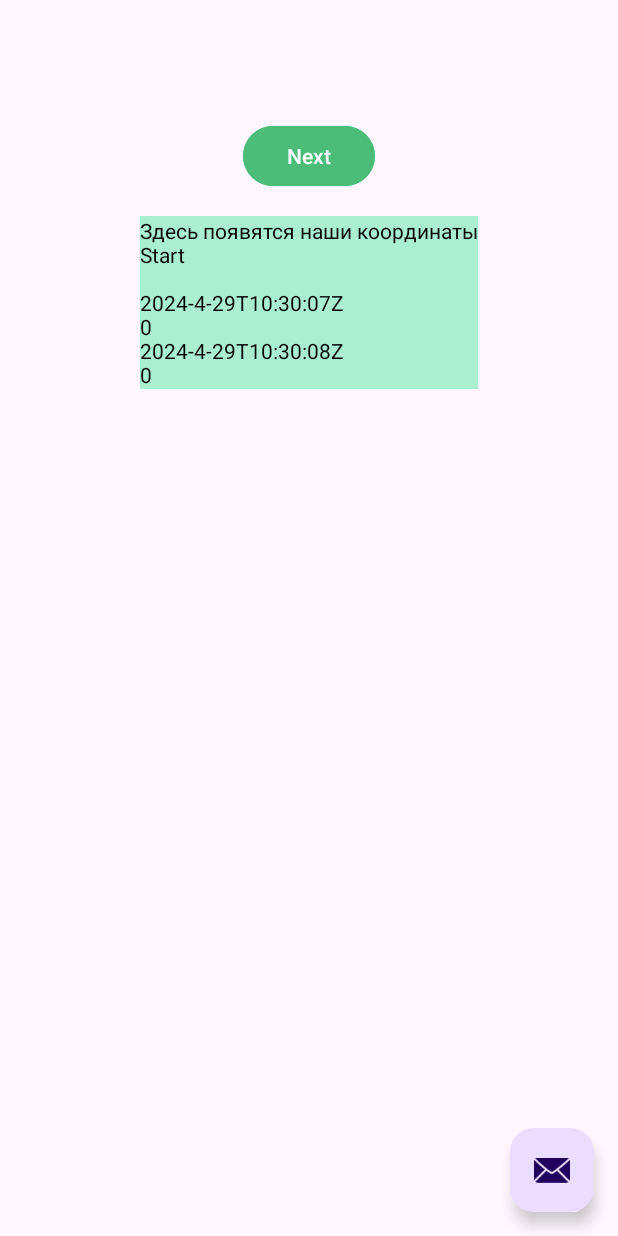
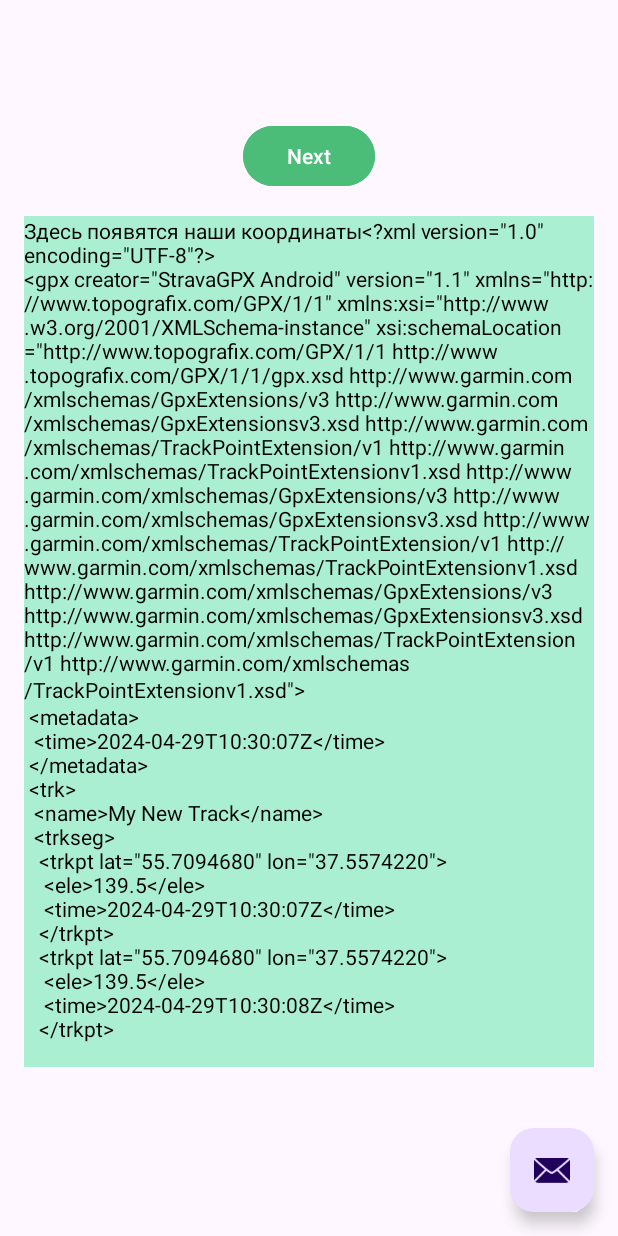
Before and after one commit to doublewera/learn_android, an Android app: the screen it shows after launch (MainActivity), after a tap on "Next", on a phone screen of 412 x 824 dp. Run offline under Robolectric (Android 15) with nearby library versions, the phone set to English and light mode, and no system bars; our stand-ins replace navigation-ui.

Commit message:
Уже формируется xml текст. Координаты пока не захвачены

```diff
--- a/PressButton/app/src/main/java/com/example/pressbutton/FirstFragment.kt
+++ b/PressButton/app/src/main/java/com/example/pressbutton/FirstFragment.kt
@@ -21,6 +21,32 @@ class FirstFragment : Fragment() {
     private lateinit var timer: CountDownTimer
     private var tm: Int = 0
 
+    private fun currDtStr(): String {
+        val sdf = SimpleDateFormat("yyyy-MM-dd'T'hh:mm:ss'Z'")
+        return sdf.format(Date())
+    }
+    private fun createHeader(trackName: String = "My New Track"): String {
+        return "<?xml version=\"1.0\" encoding=\"UTF-8\"?>\n" +
+                "<gpx creator=\"StravaGPX Android\" version=\"1.1\" xmlns=\"http://www.topografix.com/GPX/1/1\" xmlns:xsi=\"http://www.w3.org/2001/XMLSchema-instance\" xsi:schemaLocation=\"http://www.topografix.com/GPX/1/1 http://www.topografix.com/GPX/1/1/gpx.xsd http://www.garmin.com/xmlschemas/GpxExtensions/v3 http://www.garmin.com/xmlschemas/GpxExtensionsv3.xsd http://www.garmin.com/xmlschemas/TrackPointExtension/v1 http://www.garmin.com/xmlschemas/TrackPointExtensionv1.xsd http://www.garmin.com/xmlschemas/GpxExtensions/v3 http://www.garmin.com/xmlschemas/GpxExtensionsv3.xsd http://www.garmin.com/xmlschemas/TrackPointExtension/v1 http://www.garmin.com/xmlschemas/TrackPointExtensionv1.xsd http://www.garmin.com/xmlschemas/GpxExtensions/v3 http://www.garmin.com/xmlschemas/GpxExtensionsv3.xsd http://www.garmin.com/xmlschemas/TrackPointExtension/v1 http://www.garmin.com/xmlschemas/TrackPointExtensionv1.xsd\">\n" +
+                " <metadata>\n" +
+                "  <time>" + currDtStr() + "</time>\n" +
+                " </metadata>\n" +
+                " <trk>\n" +
+                "  <name>" + trackName + "</name>\n" +
+                "  <trkseg>\n"
+    }
+
+    private fun addEnding() : String{
+        return "        </trkseg>\n        </trk>\n        </gpx>"
+    }
+
+    private fun addPoint(): String {
+        return "   <trkpt lat=\"55.7094680\" lon=\"37.5574220\">\n" +
+                "    <ele>139.5</ele>\n" +
+                "    <time>" + currDtStr() + "</time>\n" +
+                "   </trkpt>\n"
+    }
+
     // This property is only valid between onCreateView and
     // onDestroyView.
     private val binding get() = _binding!!
@@ -33,15 +59,13 @@ class FirstFragment : Fragment() {
         _binding = FragmentFirstBinding.inflate(inflater, container, false)
         timer = object: CountDownTimer(20000, 1000) {
             override fun onTick(millisUntilFinished: Long) {
-                val sdf = SimpleDateFormat("\nyyyy-M-dd'T'hh:mm:ss'Z'\n".plus(tm.toString()))
-                val currentDate = sdf.format(Date())
-                addText(binding.textviewFirst, currentDate)
+                addText(binding.textviewFirst, addPoint())
                 //tm++
                 //addText(binding.textviewFirst, tm.toString())
             }
 
             override fun onFinish() {
-                addText(binding.textviewFirst,"Ura")
+                addText(binding.textviewFirst,addEnding())
             }
         }
         return binding.root
@@ -61,7 +85,7 @@ class FirstFragment : Fragment() {
         super.onViewCreated(view, savedInstanceState)
 
         binding.btnStart.setOnClickListener {
-            addText(binding.textviewFirst,"\nStart\n")
+            addText(binding.textviewFirst, createHeader())
             //findNavController().navigate(R.id.action_FirstFragment_to_SecondFragment)
             // Добавить код: создать файл, а если нет директории - создать директорию.
             // Запустить фоновый процесс или "подписаться на циклическое событие по времени
```
